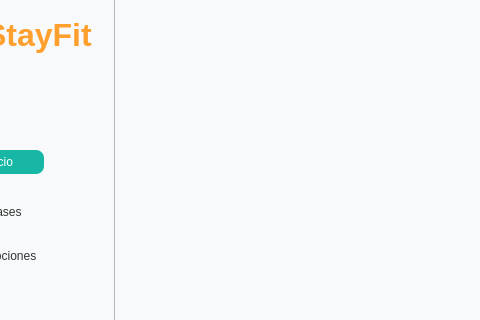
Qt form Proyecto/src/vista/Ui/interfaz_cliente.ui (smonts01/Ingenieria-del-software) before a commit; both pictures show x 105 to 585 and y 0 to 320 of the 1000 by 650 pixel window.
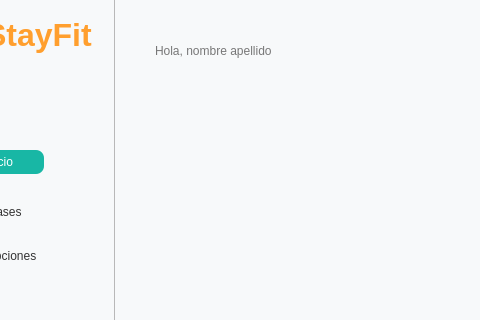
The same form after that commit.

What changed in the file:
```diff
--- a/Proyecto/src/vista/Ui/interfaz_cliente.ui
+++ b/Proyecto/src/vista/Ui/interfaz_cliente.ui
@@ -304,6 +304,27 @@
     <property name="frameShadow">
      <enum>QFrame::Shadow::Raised</enum>
     </property>
+    <widget class="QLabel" name="labelSaludo">
+     <property name="geometry">
+      <rect>
+       <x>40</x>
+       <y>10</y>
+       <width>171</width>
+       <height>81</height>
+      </rect>
+     </property>
+     <property name="toolTip">
+      <string>&lt;html&gt;&lt;head/&gt;&lt;body&gt;&lt;p&gt;&lt;span style=&quot; font-size:16pt; font-weight:700;&quot;&gt;Hola, nombre apellido&lt;/span&gt;&lt;/p&gt;&lt;/body&gt;&lt;/html&gt;</string>
+     </property>
+     <property name="styleSheet">
+      <string notr="true">QLabel {
+    color: #777777;
+}</string>
+     </property>
+     <property name="text">
+      <string>Hola, nombre apellido</string>
+     </property>
+    </widget>
    </widget>
   </widget>
   <widget class="QMenuBar" name="menubar">
```
Left out of the diff: 2 changed lines with no effect on the pictures.
